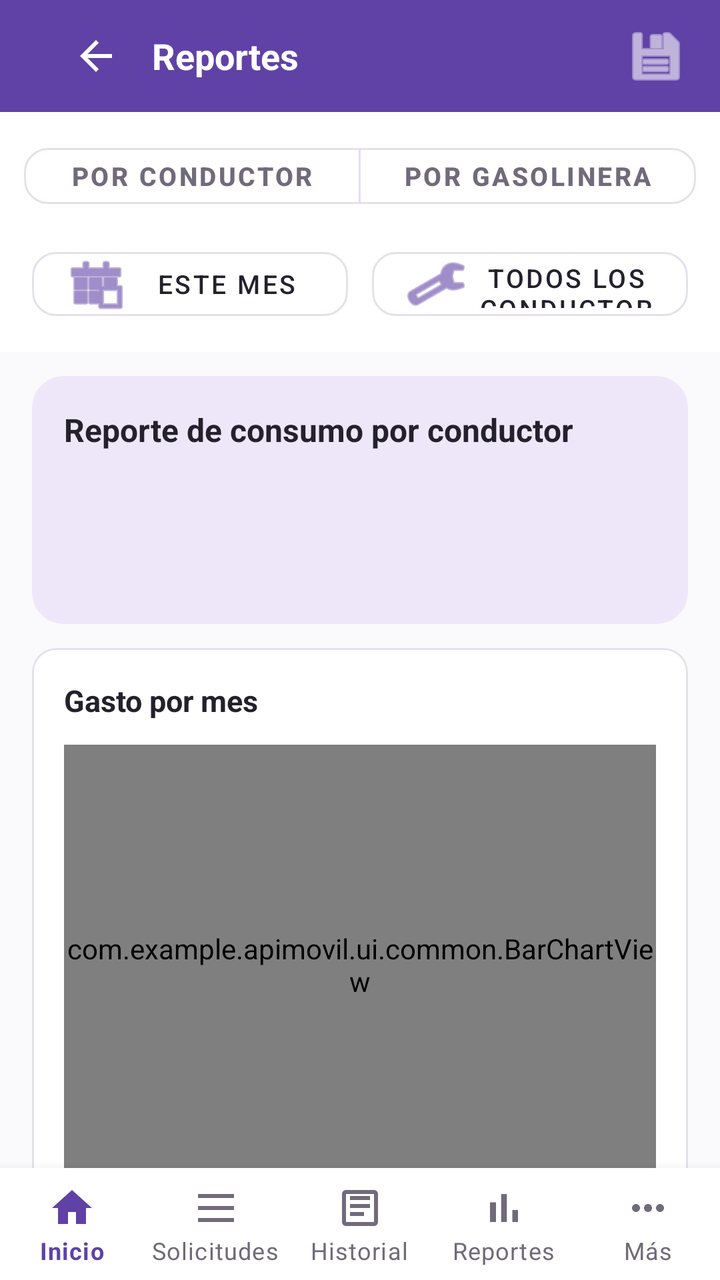
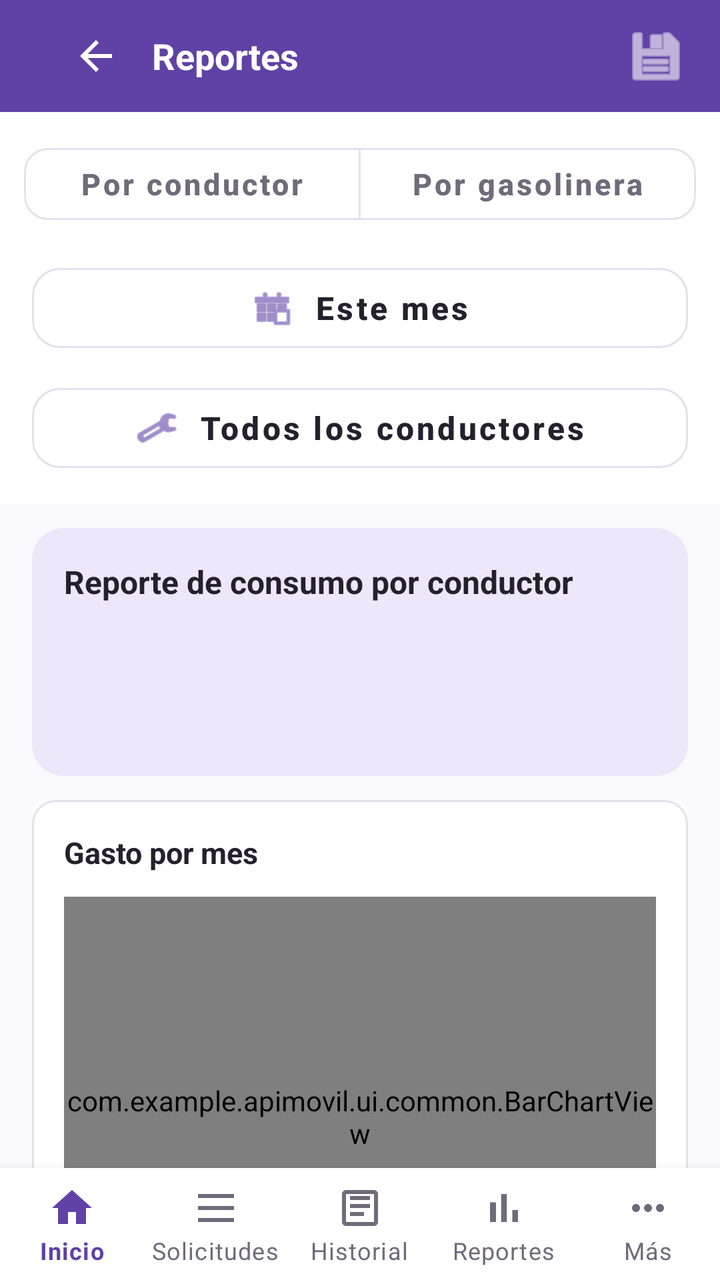

Screens rendered from an Android XML layout before and after an edit, with the pre-edit source and the edit as a unified diff.
<!-- AndroidManifest.xml: application theme Theme.ApiMovil -->
<!-- res/layout/fragment_reportes.xml -->
<?xml version="1.0" encoding="utf-8"?>
<LinearLayout xmlns:android="http://schemas.android.com/apk/res/android"
    xmlns:app="http://schemas.android.com/apk/res-auto"
    android:layout_width="match_parent"
    android:layout_height="match_parent"
    android:background="@color/fondo"
    android:orientation="vertical">

    <com.google.android.material.appbar.AppBarLayout
        android:layout_width="match_parent"
        android:layout_height="wrap_content"
        app:elevation="0dp">

        <com.google.android.material.appbar.MaterialToolbar
            android:layout_width="match_parent"
            android:layout_height="?attr/actionBarSize"
            android:background="?attr/colorPrimary">

            <LinearLayout
                android:layout_width="match_parent"
                android:layout_height="wrap_content"
                android:gravity="center_vertical"
                android:orientation="horizontal"
                android:paddingHorizontal="12dp">

                <ImageButton
                    android:id="@+id/btnVolver"
                    android:layout_width="40dp"
                    android:layout_height="40dp"
                    android:background="?attr/selectableItemBackgroundBorderless"
                    android:contentDescription="@string/volver"
                    android:src="@drawable/ic_back"
                    app:tint="@color/blanco" />

                <TextView
                    android:layout_width="0dp"
                    android:layout_height="wrap_content"
                    android:layout_weight="1"
                    android:layout_marginStart="8dp"
                    android:text="@string/reportes"
                    android:textColor="@color/blanco"
                    android:textSize="18sp"
                    android:textStyle="bold" />

                <ImageButton
                    android:id="@+id/btnExportarPdf"
                    android:layout_width="40dp"
                    android:layout_height="40dp"
                    android:background="?attr/selectableItemBackgroundBorderless"
                    android:contentDescription="@string/exportar_pdf"
                    android:src="@android:drawable/ic_menu_save"
                    app:tint="@color/blanco" />
            </LinearLayout>

        </com.google.android.material.appbar.MaterialToolbar>
    </com.google.android.material.appbar.AppBarLayout>

    <com.google.android.material.button.MaterialButtonToggleGroup
        android:id="@+id/toggleReporte"
        android:layout_width="match_parent"
        android:layout_height="wrap_content"
        android:background="@color/blanco"
        android:padding="12dp"
        app:singleSelection="true">

        <com.google.android.material.button.MaterialButton
            android:id="@+id/btnPorConductor"
            style="@style/Widget.App.Button.Outlined"
            android:layout_width="0dp"
            android:layout_height="40dp"
            android:layout_weight="1"
            android:text="@string/por_conductor"
            android:textColor="@color/selector_toggle_button_text"
            android:textSize="13sp"
            app:backgroundTint="@color/selector_toggle_button_bg"
            app:cornerRadius="12dp"
            app:strokeColor="@color/borde" />

        <com.google.android.material.button.MaterialButton
            android:id="@+id/btnPorGasolinera"
            style="@style/Widget.App.Button.Outlined"
            android:layout_width="0dp"
            android:layout_height="40dp"
            android:layout_weight="1"
            android:text="@string/por_gasolinera"
            android:textColor="@color/selector_toggle_button_text"
            android:textSize="13sp"
            app:backgroundTint="@color/selector_toggle_button_bg"
            app:cornerRadius="12dp"
            app:strokeColor="@color/borde" />

    </com.google.android.material.button.MaterialButtonToggleGroup>

    <LinearLayout
        android:layout_width="match_parent"
        android:layout_height="wrap_content"
        android:background="@color/blanco"
        android:gravity="center_vertical"
        android:orientation="horizontal"
        android:paddingHorizontal="16dp"
        android:paddingBottom="12dp">

        <com.google.android.material.button.MaterialButton
            android:id="@+id/btnPeriodo"
            style="@style/Widget.MaterialComponents.Button.OutlinedButton"
            android:layout_width="0dp"
            android:layout_height="44dp"
            android:layout_weight="1"
            android:layout_marginEnd="6dp"
            android:text="Este mes"
            android:textColor="@color/texto_principal"
            android:textSize="13sp"
            app:cornerRadius="12dp"
            app:icon="@android:drawable/ic_menu_today"
            app:iconTint="@color/marca"
            app:strokeColor="@color/borde" />

        <com.google.android.material.button.MaterialButton
            android:id="@+id/btnFiltroEntidad"
            style="@style/Widget.MaterialComponents.Button.OutlinedButton"
            android:layout_width="0dp"
            android:layout_height="44dp"
            android:layout_weight="1"
            android:layout_marginStart="6dp"
            android:text="@string/todos_los_conductores"
            android:textColor="@color/texto_principal"
            android:textSize="13sp"
            app:cornerRadius="12dp"
            app:icon="@android:drawable/ic_menu_manage"
            app:iconTint="@color/marca"
            app:strokeColor="@color/borde" />
    </LinearLayout>

    <FrameLayout
        android:layout_width="match_parent"
        android:layout_height="0dp"
        android:layout_weight="1">

        <androidx.core.widget.NestedScrollView
            android:layout_width="match_parent"
            android:layout_height="match_parent"
            android:clipToPadding="false"
            android:paddingHorizontal="16dp"
            android:paddingTop="12dp">

            <LinearLayout
                android:layout_width="match_parent"
                android:layout_height="wrap_content"
                android:orientation="vertical"
                android:paddingBottom="88dp">

                <LinearLayout
                    android:id="@+id/cardResumen"
                    android:layout_width="match_parent"
                    android:layout_height="wrap_content"
                    android:layout_marginBottom="12dp"
                    android:background="@drawable/bg_tarjeta_info"
                    android:orientation="vertical"
                    android:padding="16dp">

                    <TextView
                        android:id="@+id/textTituloReporte"
                        android:layout_width="match_parent"
                        android:layout_height="wrap_content"
                        android:text="@string/reporte_consumo_conductor"
                        android:textColor="@color/texto_principal"
                        android:textSize="16sp"
                        android:textStyle="bold" />

                    <TextView
                        android:id="@+id/textSubtituloPeriodo"
                        android:layout_width="match_parent"
                        android:layout_height="wrap_content"
                        android:layout_marginTop="4dp"
                        android:textColor="@color/texto_secundario"
                        android:textSize="13sp" />

                    <TextView
                        android:id="@+id/textTotalesGenerales"
                        android:layout_width="match_parent"
                        android:layout_height="wrap_content"
                        android:layout_marginTop="8dp"
                        android:textColor="@color/marca_oscuro"
                        android:textSize="14sp"
                        android:textStyle="bold" />

                    <TextView
                        android:id="@+id/textPromedioYCumplimiento"
                        android:layout_width="match_parent"
                        android:layout_height="wrap_content"
                        android:layout_marginTop="4dp"
                        android:textColor="@color/texto_secundario"
                        android:textSize="13sp" />

                    <TextView
                        android:id="@+id/textGalonesYPromedio"
                        android:layout_width="match_parent"
                        android:layout_height="wrap_content"
                        android:layout_marginTop="4dp"
                        android:textColor="@color/texto_secundario"
                        android:textSize="13sp"
                        android:visibility="gone" />
                </LinearLayout>

                
                <com.google.android.material.card.MaterialCardView
                    android:layout_width="match_parent"
                    android:layout_height="wrap_content"
                    android:layout_marginBottom="12dp"
                    app:cardBackgroundColor="@color/blanco"
                    app:cardCornerRadius="12dp"
                    app:cardElevation="0dp"
                    app:contentPadding="16dp"
                    app:strokeColor="@color/borde"
                    app:strokeWidth="1dp">
                    <LinearLayout
                        android:layout_width="match_parent"
                        android:layout_height="wrap_content"
                        android:orientation="vertical">
                        <TextView
                            android:layout_width="match_parent"
                            android:layout_height="wrap_content"
                            android:layout_marginBottom="12dp"
                            android:text="@string/gasto_por_mes"
                            android:textColor="@color/texto_principal"
                            android:textSize="15sp"
                            android:textStyle="bold" />
                        <com.example.apimovil.ui.common.BarChartView
                            android:id="@+id/chartMesesGeneral"
                            android:layout_width="match_parent"
                            android:layout_height="220dp" />
                        <TextView
                            android:id="@+id/textEquivaleGalonesGeneral"
                            android:layout_width="match_parent"
                            android:layout_height="wrap_content"
                            android:layout_marginTop="8dp"
                            android:textColor="@color/texto_secundario"
                            android:textSize="12sp"
                            android:visibility="gone" />
                    </LinearLayout>
                </com.google.android.material.card.MaterialCardView>

                
                <com.google.android.material.card.MaterialCardView
                    android:layout_width="match_parent"
                    android:layout_height="wrap_content"
                    android:layout_marginBottom="12dp"
                    app:cardBackgroundColor="@color/blanco"
                    app:cardCornerRadius="12dp"
                    app:cardElevation="0dp"
                    app:contentPadding="16dp"
                    app:strokeColor="@color/borde"
                    app:strokeWidth="1dp">
                    <LinearLayout
                        android:layout_width="match_parent"
                        android:layout_height="wrap_content"
                        android:orientation="vertical">
                        <TextView
                            android:id="@+id/textTituloRankingGeneral"
                            android:layout_width="match_parent"
                            android:layout_height="wrap_content"
                            android:layout_marginBottom="12dp"
                            android:textColor="@color/texto_principal"
                            android:textSize="15sp"
                            android:textStyle="bold" />
                        <com.example.apimovil.ui.common.BarChartView
                            android:id="@+id/chartRankingGeneral"
                            android:layout_width="match_parent"
                            android:layout_height="wrap_content" />
                    </LinearLayout>
                </com.google.android.material.card.MaterialCardView>

                <androidx.recyclerview.widget.RecyclerView
                    android:id="@+id/recycler"
                    android:layout_width="match_parent"
                    android:layout_height="wrap_content"
                    android:nestedScrollingEnabled="false" />
            </LinearLayout>
        </androidx.core.widget.NestedScrollView>

        <TextView
            android:id="@+id/textSinResultados"
            android:layout_width="wrap_content"
            android:layout_height="wrap_content"
            android:layout_gravity="center"
            android:gravity="center"
            android:text="@string/no_hay_ordenes_periodo"
            android:textColor="@color/texto_secundario"
            android:textSize="14sp"
            android:visibility="gone" />

        <ProgressBar
            android:id="@+id/progress"
            android:layout_width="40dp"
            android:layout_height="40dp"
            android:layout_gravity="center"
            android:visibility="gone" />

        <TextView
            android:id="@+id/textError"
            android:layout_width="wrap_content"
            android:layout_height="wrap_content"
            android:layout_gravity="center"
            android:accessibilityLiveRegion="polite"
            android:textColor="@color/estado_vencida"
            android:textSize="14sp"
            android:visibility="gone" />
    </FrameLayout>

    <include
        android:id="@+id/incluirNavInferior"
        layout="@layout/widget_bottom_nav_admin" />

</LinearLayout>
<!-- res/layout/widget_bottom_nav_admin.xml (included above) -->
<?xml version="1.0" encoding="utf-8"?>
<com.google.android.material.bottomnavigation.BottomNavigationView
    xmlns:android="http://schemas.android.com/apk/res/android"
    xmlns:app="http://schemas.android.com/apk/res-auto"
    android:id="@+id/bottomNavAdmin"
    android:layout_width="match_parent"
    android:layout_height="wrap_content"
    android:background="@color/blanco"
    app:labelVisibilityMode="labeled"
    app:itemIconTint="@color/selector_nav_item"
    app:itemTextColor="@color/selector_nav_item"
    app:menu="@menu/bottom_nav_admin" />
<!-- resources referenced by this layout -->
<resources>
  <color name="blanco">#FFFFFF</color>
  <color name="borde">#E5E0EB</color>
  <color name="estado_vencida">#C62828</color>
  <color name="fondo">#FAF9FC</color>
  <color name="marca">#6042A6</color>
  <color name="marca_oscuro">#342052</color>
  <color name="texto_principal">#24212D</color>
  <color name="texto_secundario">#706A7A</color>
  <!-- drawable bg_tarjeta_info (drawable) -->
  <?xml version="1.0" encoding="utf-8"?>
  <shape xmlns:android="http://schemas.android.com/apk/res/android" android:shape="rectangle">
      <solid android:color="@color/marca_claro" />
      <corners android:radius="16dp" />
  </shape>
  <!-- drawable ic_back (drawable) -->
  <?xml version="1.0" encoding="utf-8"?>
  <vector xmlns:android="http://schemas.android.com/apk/res/android"
      android:width="24dp" android:height="24dp"
      android:viewportWidth="24" android:viewportHeight="24">
      <path android:fillColor="#24212D"
          android:pathData="M20,11H7.83l5.59,-5.59L12,4l-8,8 8,8 1.41,-1.41L7.83,13H20v-2z" />
  </vector>
  <string name="exportar_pdf">Exportar PDF</string>
  <string name="gasto_por_mes">Gasto por mes</string>
  <string name="no_hay_ordenes_periodo">No hay órdenes completadas en este periodo</string>
  <string name="por_conductor">Por conductor</string>
  <string name="por_gasolinera">Por gasolinera</string>
  <string name="reporte_consumo_conductor">Reporte de consumo por conductor</string>
  <string name="reportes">Reportes</string>
  <string name="todos_los_conductores">Todos los conductores</string>
  <string name="volver">Volver</string>
  <style name="Widget.App.Button.Outlined" parent="Widget.MaterialComponents.Button.OutlinedButton">
          <item name="strokeColor">@color/marca</item>
          <item name="strokeWidth">1dp</item>
          <item name="android:textColor">@color/marca</item>
          <item name="android:textSize">14sp</item>
          <item name="android:textStyle">bold</item>
          <item name="cornerRadius">12dp</item>
          <item name="rippleColor">@color/marca_claro</item>
      </style>
  <style name="Theme.ApiMovil" parent="Theme.MaterialComponents.Light.NoActionBar">
          <item name="colorPrimary">@color/marca</item>
          <item name="colorPrimaryVariant">@color/marca_oscuro</item>
          <item name="colorOnPrimary">@color/blanco</item>
          <item name="colorSecondary">@color/marca_claro</item>
          <item name="colorOnSecondary">@color/texto_principal</item>
          <item name="android:windowBackground">@color/fondo</item>
          <item name="android:statusBarColor">@color/marca_oscuro</item>
          <item name="android:forceDarkAllowed" tools:targetApi="q">false</item>
      </style>
  <color name="marca_claro">#EEE7FA</color>
</resources>

<!-- the commit's change to res/layout/fragment_reportes.xml (unified diff, before → after) -->
@@ -67,11 +67,12 @@
             android:id="@+id/btnPorConductor"
             style="@style/Widget.App.Button.Outlined"
             android:layout_width="0dp"
-            android:layout_height="40dp"
+            android:layout_height="48dp"
             android:layout_weight="1"
             android:text="@string/por_conductor"
+            android:textAllCaps="false"
             android:textColor="@color/selector_toggle_button_text"
-            android:textSize="13sp"
+            android:textSize="15sp"
             app:backgroundTint="@color/selector_toggle_button_bg"
             app:cornerRadius="12dp"
             app:strokeColor="@color/borde" />
@@ -80,11 +81,12 @@
             android:id="@+id/btnPorGasolinera"
             style="@style/Widget.App.Button.Outlined"
             android:layout_width="0dp"
-            android:layout_height="40dp"
+            android:layout_height="48dp"
             android:layout_weight="1"
             android:text="@string/por_gasolinera"
+            android:textAllCaps="false"
             android:textColor="@color/selector_toggle_button_text"
-            android:textSize="13sp"
+            android:textSize="15sp"
             app:backgroundTint="@color/selector_toggle_button_bg"
             app:cornerRadius="12dp"
             app:strokeColor="@color/borde" />
@@ -95,38 +97,48 @@
         android:layout_width="match_parent"
         android:layout_height="wrap_content"
         android:background="@color/blanco"
-        android:gravity="center_vertical"
-        android:orientation="horizontal"
+        android:orientation="vertical"
         android:paddingHorizontal="16dp"
         android:paddingBottom="12dp">
 
         <com.google.android.material.button.MaterialButton
             android:id="@+id/btnPeriodo"
             style="@style/Widget.MaterialComponents.Button.OutlinedButton"
-            android:layout_width="0dp"
-            android:layout_height="44dp"
-            android:layout_weight="1"
-            android:layout_marginEnd="6dp"
+            android:layout_width="match_parent"
+            android:layout_height="52dp"
+            android:ellipsize="end"
+            android:maxLines="1"
             android:text="Este mes"
+            android:textAllCaps="false"
             android:textColor="@color/texto_principal"
-            android:textSize="13sp"
-            app:cornerRadius="12dp"
+            android:textSize="16sp"
+            android:textStyle="bold"
+            app:cornerRadius="14dp"
             app:icon="@android:drawable/ic_menu_today"
+            app:iconGravity="textStart"
+            app:iconPadding="10dp"
+            app:iconSize="22dp"
             app:iconTint="@color/marca"
             app:strokeColor="@color/borde" />
 
         <com.google.android.material.button.MaterialButton
             android:id="@+id/btnFiltroEntidad"
             style="@style/Widget.MaterialComponents.Button.OutlinedButton"
-            android:layout_width="0dp"
-            android:layout_height="44dp"
-            android:layout_weight="1"
-            android:layout_marginStart="6dp"
+            android:layout_width="match_parent"
+            android:layout_height="52dp"
+            android:layout_marginTop="8dp"
+            android:ellipsize="end"
+            android:maxLines="1"
             android:text="@string/todos_los_conductores"
+            android:textAllCaps="false"
             android:textColor="@color/texto_principal"
-            android:textSize="13sp"
-            app:cornerRadius="12dp"
+            android:textSize="16sp"
+            android:textStyle="bold"
+            app:cornerRadius="14dp"
             app:icon="@android:drawable/ic_menu_manage"
+            app:iconGravity="textStart"
+            app:iconPadding="10dp"
+            app:iconSize="22dp"
             app:iconTint="@color/marca"
             app:strokeColor="@color/borde" />
     </LinearLayout>
